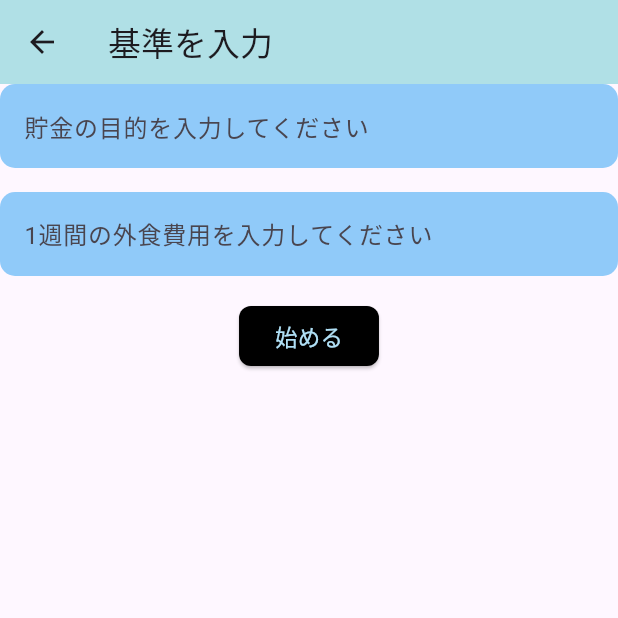
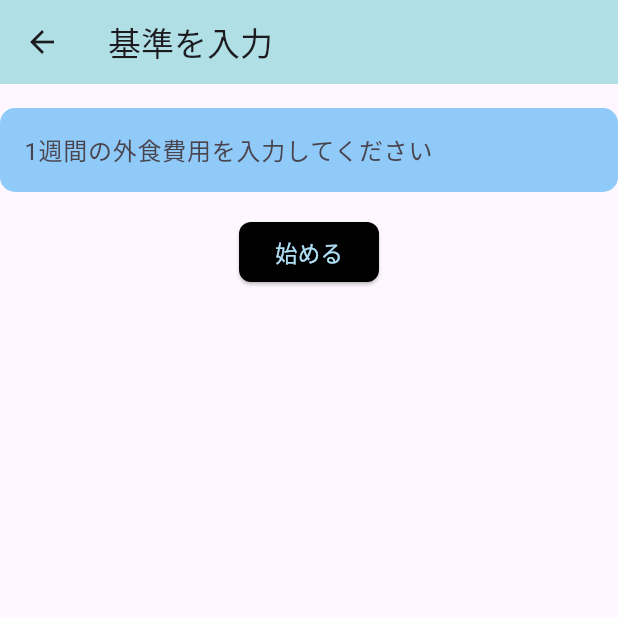
Before and after one commit to ironmax123/delusion_deposit, a Flutter app: the StandardInput screen opened directly, on a phone screen of 412 x 824 dp, the top half of it. Run offline on Flutter 3.47's test engine with Material 3 defaults, Android fonts, the phone set to English and light mode, and no system bars; our stand-ins replace flutter_hooks, shared_preferences; accounts and stored records are empty.

Commit message:
余分なものの削除と実行確認

```diff
--- a/lib/pages/standard_input/standard_input.dart
+++ b/lib/pages/standard_input/standard_input.dart
@@ -60,21 +60,6 @@ class StandardInput extends HookWidget {
       ),
       body: Column(
         children: [
-          TextField(
-            controller: textFieldController,
-            onChanged: (value) => standardText.value = value,
-            decoration: InputDecoration(
-              filled: true,
-              fillColor: Colors.blue[200],
-              labelText: '貯金の目的を入力してください',
-              border: OutlineInputBorder(
-                borderRadius: BorderRadius.circular(10),
-                borderSide: BorderSide.none,
-              ),
-              contentPadding:
-                  const EdgeInsets.symmetric(vertical: 16.0, horizontal: 12.0),
-            ),
-          ),
           const SizedBox(
             height: 16,
           ),
```
